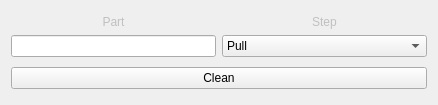
First picture: the form in snapcraft-qt/pull_dialog.ui, repository snapcraft-gui/snapcraft-gui, before the edit.
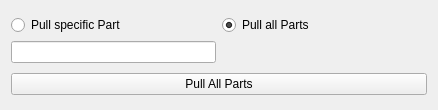
Second picture: the form after the edit.

Commit message: about dialog snapcraft pull commnad implimented

Patch:
```diff
--- a/snapcraft-qt/pull_dialog.ui
+++ b/snapcraft-qt/pull_dialog.ui
@@ -7,7 +7,7 @@
     <x>0</x>
     <y>0</y>
     <width>438</width>
-    <height>105</height>
+    <height>110</height>
    </rect>
   </property>
   <property name="windowTitle">
@@ -16,7 +16,7 @@
   <layout class="QVBoxLayout" name="verticalLayout">
    <item>
     <layout class="QGridLayout" name="gridLayout">
-     <item row="1" column="0">
+     <item row="2" column="0">
       <widget class="QLineEdit" name="part_name">
        <property name="sizePolicy">
         <sizepolicy hsizetype="Minimum" vsizetype="Fixed">
@@ -26,65 +26,20 @@
        </property>
       </widget>
      </item>
-     <item row="0" column="0">
-      <widget class="QLabel" name="label">
-       <property name="sizePolicy">
-        <sizepolicy hsizetype="Preferred" vsizetype="Maximum">
-         <horstretch>0</horstretch>
-         <verstretch>0</verstretch>
-        </sizepolicy>
-       </property>
-       <property name="styleSheet">
-        <string notr="true">color: silver;</string>
-       </property>
-       <property name="text">
-        <string>Part</string>
-       </property>
-       <property name="alignment">
-        <set>Qt::AlignCenter</set>
-       </property>
-      </widget>
-     </item>
-     <item row="1" column="1">
-      <widget class="QComboBox" name="step_combo">
-       <item>
-        <property name="text">
-         <string>Pull</string>
-        </property>
-       </item>
-       <item>
-        <property name="text">
-         <string>Stage</string>
-        </property>
-       </item>
-       <item>
-        <property name="text">
-         <string>Prime</string>
-        </property>
-       </item>
-       <item>
-        <property name="text">
-         <string>All</string>
-        </property>
-       </item>
-      </widget>
-     </item>
      <item row="0" column="1">
-      <widget class="QLabel" name="label_2">
-       <property name="sizePolicy">
-        <sizepolicy hsizetype="Preferred" vsizetype="Maximum">
-         <horstretch>0</horstretch>
-         <verstretch>0</verstretch>
-        </sizepolicy>
+      <widget class="QRadioButton" name="all_radio">
+       <property name="text">
+        <string>Pull all Parts</string>
        </property>
-       <property name="styleSheet">
-        <string notr="true">color: silver;</string>
+       <property name="checked">
+        <bool>true</bool>
        </property>
+      </widget>
+     </item>
+     <item row="0" column="0">
+      <widget class="QRadioButton" name="specific_pull_radio">
        <property name="text">
-        <string>Step</string>
-       </property>
-       <property name="alignment">
-        <set>Qt::AlignCenter</set>
+        <string>Pull specific Part</string>
        </property>
       </widget>
      </item>
@@ -93,7 +48,7 @@
    <item>
     <widget class="QPushButton" name="clean_button">
      <property name="text">
-      <string>Clean</string>
+      <string>Pull All Parts</string>
      </property>
     </widget>
    </item>
```
Left out of the diff: 6 changed lines with no effect on the pictures. The commit also changes 3 other files.
